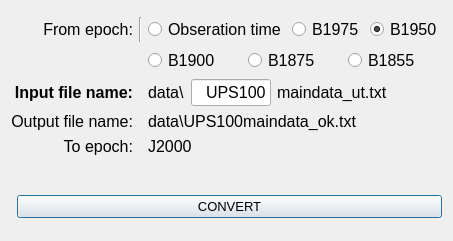
The window that ut.ui (nkirov/epochtool) describes before a commit, drawn with Qt 5.
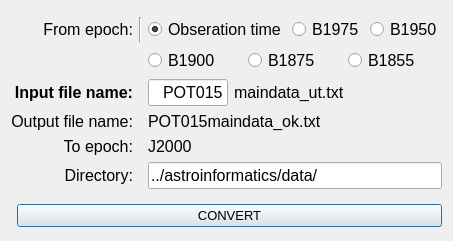
The same window after the commit.

Patch:
```diff
--- a/ut.ui
+++ b/ut.ui
@@ -60,18 +60,6 @@
      </item>
      <item row="4" column="2">
       <layout class="QHBoxLayout" name="horizontalLayout">
-       <item>
-        <widget class="QLabel" name="label5">
-         <property name="font">
-          <font>
-           <pointsize>12</pointsize>
-          </font>
-         </property>
-         <property name="text">
-          <string>data\</string>
-         </property>
-        </widget>
-       </item>
        <item>
         <widget class="QLineEdit" name="file">
          <property name="sizePolicy">
@@ -98,7 +86,7 @@
           </font>
          </property>
          <property name="text">
-          <string>UPS100</string>
+          <string>POT015</string>
          </property>
          <property name="alignment">
           <set>Qt::AlignRight|Qt::AlignTrailing|Qt::AlignVCenter</set>
@@ -140,7 +128,10 @@
         </font>
        </property>
        <property name="text">
-        <string/>
+        <string>Directory:</string>
+       </property>
+       <property name="alignment">
+        <set>Qt::AlignRight|Qt::AlignTrailing|Qt::AlignVCenter</set>
        </property>
       </widget>
      </item>
@@ -171,7 +162,7 @@
 &lt;html&gt;&lt;head&gt;&lt;meta name=&quot;qrichtext&quot; content=&quot;1&quot; /&gt;&lt;style type=&quot;text/css&quot;&gt;
 p, li { white-space: pre-wrap; }
 &lt;/style&gt;&lt;/head&gt;&lt;body style=&quot; font-family:'MS Shell Dlg 2'; font-size:12pt; font-weight:400; font-style:normal;&quot;&gt;
-&lt;p style=&quot; margin-top:0px; margin-bottom:0px; margin-left:0px; margin-right:0px; -qt-block-indent:0; text-indent:0px;&quot;&gt;data\UPS100maindata_ok.txt&lt;/p&gt;&lt;/body&gt;&lt;/html&gt;</string>
+&lt;p style=&quot; margin-top:0px; margin-bottom:0px; margin-left:0px; margin-right:0px; -qt-block-indent:0; text-indent:0px;&quot;&gt;POT015maindata_ok.txt&lt;/p&gt;&lt;/body&gt;&lt;/html&gt;</string>
        </property>
       </widget>
      </item>
@@ -203,7 +194,7 @@
           <string>Obseration time</string>
          </property>
          <property name="checked">
-          <bool>false</bool>
+          <bool>true</bool>
          </property>
         </widget>
        </item>
@@ -230,7 +221,7 @@
           <string>B1950</string>
          </property>
          <property name="checked">
-          <bool>true</bool>
+          <bool>false</bool>
          </property>
         </widget>
        </item>
@@ -303,6 +294,13 @@
        </property>
       </widget>
      </item>
+     <item row="8" column="2">
+      <widget class="QLineEdit" name="dir">
+       <property name="text">
+        <string>../astroinformatics/data/</string>
+       </property>
+      </widget>
+     </item>
     </layout>
    </item>
    <item row="1" column="0">
```
Left out of the diff: 2 changed lines with no effect on the pictures.
